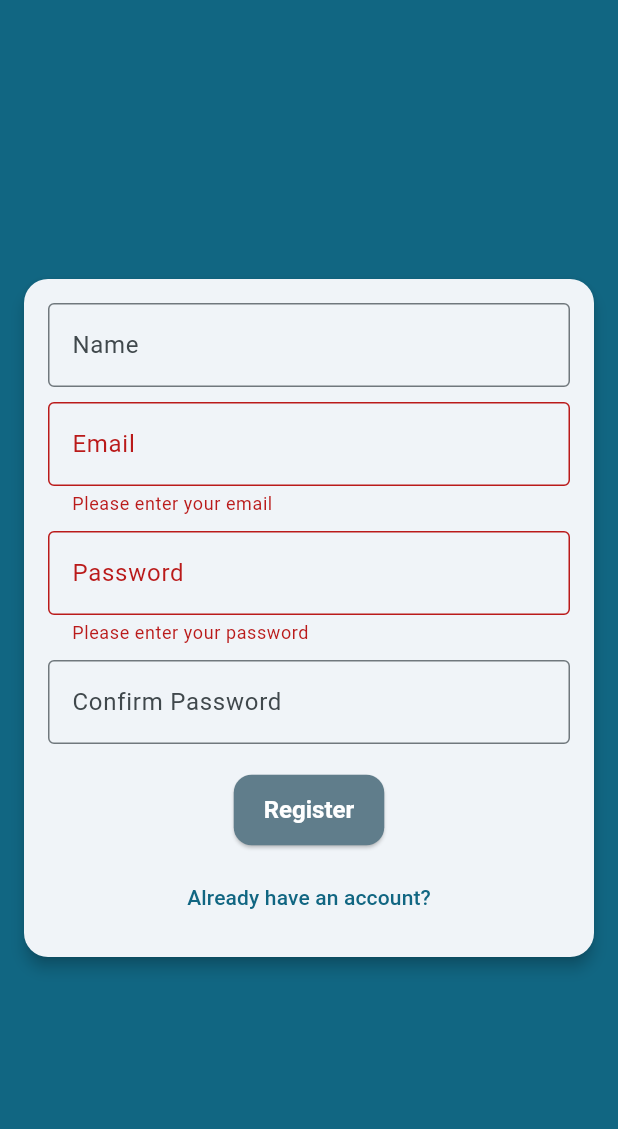
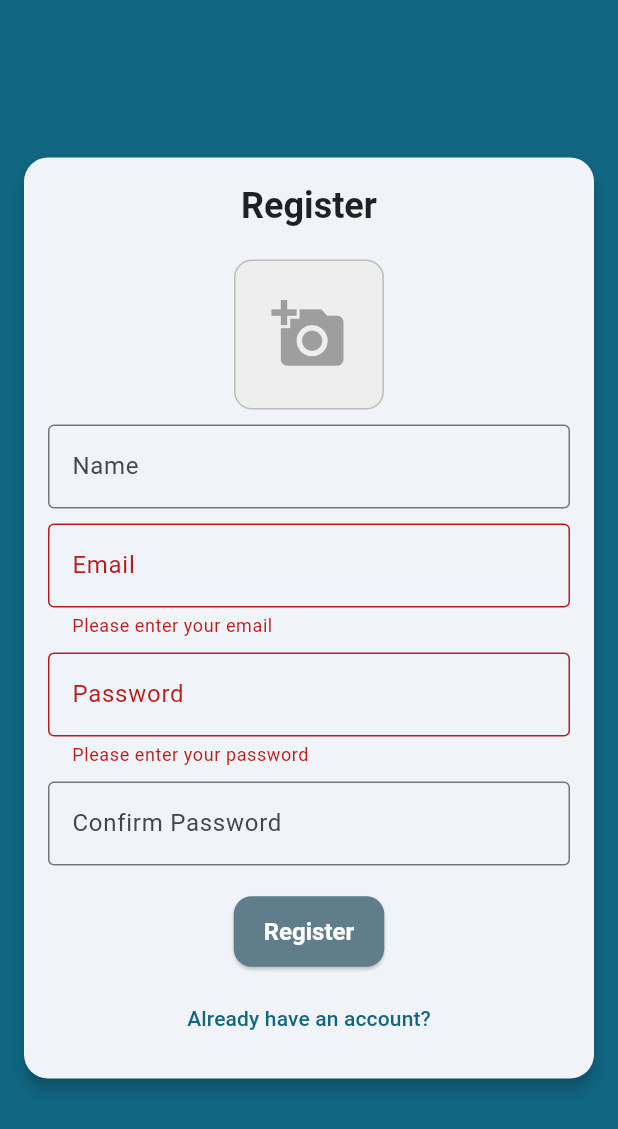
Before and after one commit to dilersik/chat_flutter, a Flutter app: the screen it shows after launch, after a tap on "Login", after a tap on "Create an account", on a phone screen of 412 x 824 dp. Shown: the top 1129 px of the screen. Run offline on Flutter 3.47's test engine with Material 3 defaults, Android fonts, the phone set to English and light mode, and no system bars; our stand-ins replace image_picker.

Commit message:
368. Auth Page #06

```diff
--- a/lib/widgets/auth_form_widget.dart
+++ b/lib/widgets/auth_form_widget.dart
@@ -1,5 +1,9 @@
+import 'dart:io';
+
 import 'package:chat_flutter/models/auth_form_data.dart';
 import 'package:flutter/material.dart';
+
+import 'image_picker_widget.dart';
 
 class AuthFormWidget extends StatefulWidget {
   final void Function(AuthFormData formData) onSubmit;
@@ -26,6 +30,14 @@ class _AuthFormWidgetState extends State<AuthFormWidget> {
           key: _formKey,
           child: Column(
             children: [
+              Text(
+                _formData.isLogin ? 'Login' : 'Register',
+                style: Theme.of(context).textTheme.headlineSmall,
+              ),
+              const SizedBox(height: 20),
+              if (_formData.isSignup)
+                ImagePickerWidget(onImagePicked: (file) => _handleImagePicked(file),),
+              if (_formData.isSignup) const SizedBox(height: 10),
               if (_formData.isSignup)
                 TextFormField(
                   key: const ValueKey('name'),
@@ -103,9 +115,18 @@ class _AuthFormWidgetState extends State<AuthFormWidget> {
     );
   }
 
+  void _handleImagePicked(File? image) {
+    _formData.image = image;
+  }
+
   void _submit() {
     final isValid = _formKey.currentState?.validate() ?? false;
     if (!isValid) return;
+    if (_formData.isSignup && _formData.image == null) {
+      ScaffoldMessenger.of(context).showSnackBar(const SnackBar(content: Text('Please pick an image')));
+      return;
+    }
+
     _formKey.currentState?.save();
 
     widget.onSubmit(_formData);
--- /dev/null
+++ b/lib/widgets/image_picker_widget.dart
@@ -0,0 +1,45 @@
+import 'dart:io';
+
+import 'package:flutter/material.dart';
+import 'package:image_picker/image_picker.dart';
+
+class ImagePickerWidget extends StatefulWidget {
+  final Function(File?) onImagePicked;
+
+  const ImagePickerWidget({super.key, required this.onImagePicked});
+
+  @override
+  State<ImagePickerWidget> createState() => _ImagePickerWidgetState();
+}
+
+class _ImagePickerWidgetState extends State<ImagePickerWidget> {
+  File? _image;
+
+  @override
+  Widget build(BuildContext context) {
+    return GestureDetector(
+      onTap: () => _pickImage(),
+      child: Container(
+        width: 100,
+        height: 100,
+        decoration: BoxDecoration(
+          color: Colors.grey[200],
+          borderRadius: BorderRadius.circular(12),
+          border: Border.all(color: Colors.grey[400]!),
+        ),
+        child:
+            _image == null
+                ? const Icon(Icons.add_a_photo, size: 50, color: Colors.grey)
+                : Image.file(_image!, fit: BoxFit.cover),
+      ),
+    );
+  }
+
+  Future<File?> _pickImage() async {
+    final picker = ImagePicker();
+    final pickedFile = await picker.pickImage(source: ImageSource.gallery);
+    setState(() => _image = pickedFile != null ? File(pickedFile.path) : null);
+    widget.onImagePicked(_image);
+    return _image;
+  }
+}
```
Also changed, not shown: 5 other files.
